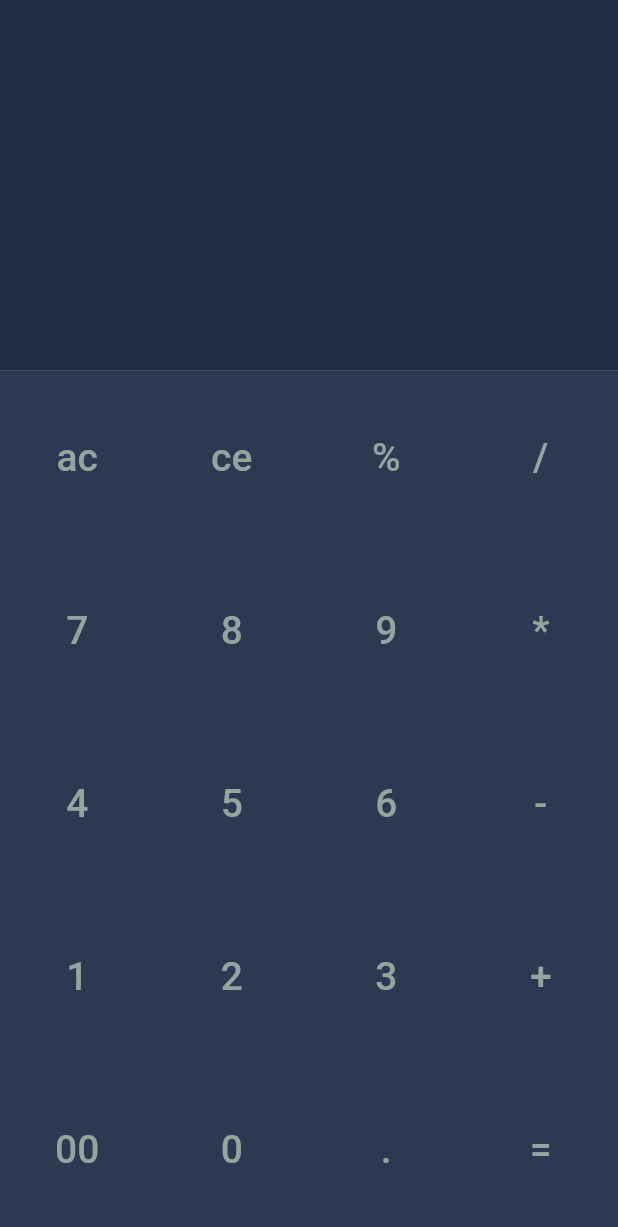
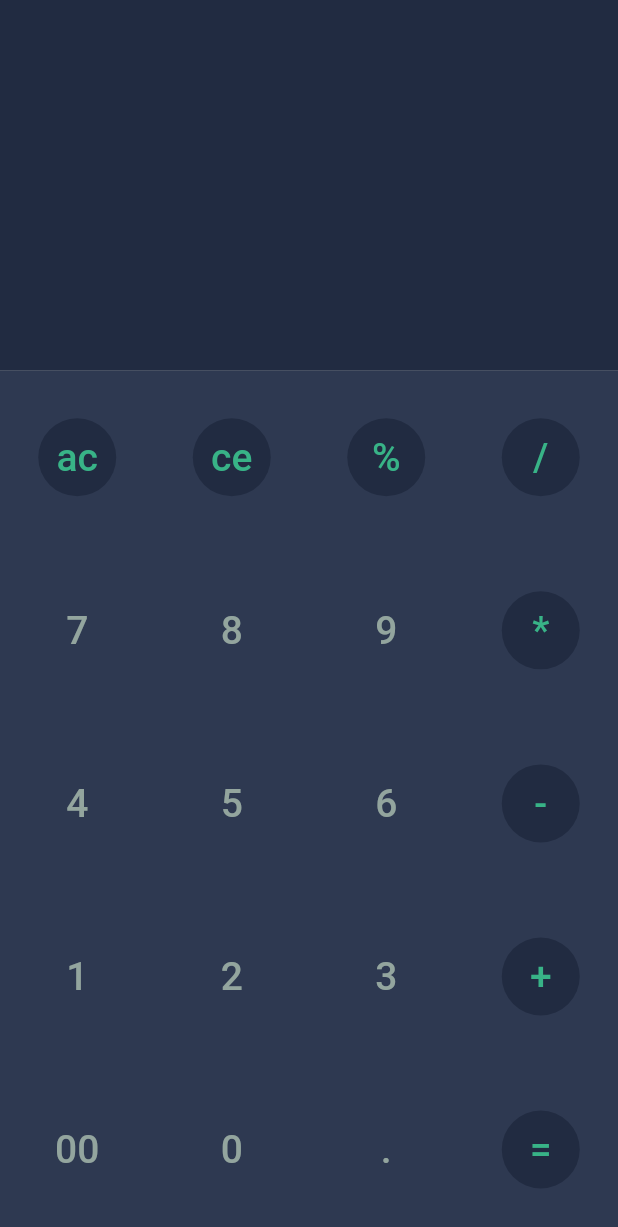
Before and after one commit to RezaMahdinezhad/flutter_calculator_application, a Flutter app: the screen it shows after launch, on a phone screen of 412 x 824 dp. Shown: the top 1227 px of the screen. Run offline on Flutter 3.47's test engine with Material 2 defaults, Android fonts, the phone set to English and light mode, and no system bars; our stand-ins replace hexcolor, math_expressions.

Commit message:
final version

```diff
--- a/lib/main.dart
+++ b/lib/main.dart
@@ -1,20 +1,57 @@
 import 'package:flutter/material.dart';
 
 import 'constants.dart';
+import 'package:math_expressions/math_expressions.dart';
 
 void main() {
-  runApp(Application());
+  runApp(CalculatorApplication());
 }
 
-class Application extends StatelessWidget {
-  const Application({Key? key}) : super(key: key);
+class CalculatorApplication extends StatefulWidget {
+  CalculatorApplication({Key? key}) : super(key: key);
+
+  @override
+  State<CalculatorApplication> createState() => _CalculatorApplicationState();
+}
+
+class _CalculatorApplicationState extends State<CalculatorApplication> {
+  var inputUser = '';
+  var result = '';
+
+  void buttonPressed(String text) {
+    setState(() {
+      inputUser = inputUser + text;
+    });
+  }
 
   Widget getRow(String text1, String text2, String text3, String text4) {
     return Row(
       mainAxisAlignment: MainAxisAlignment.spaceAround,
       children: [
         TextButton(
-          onPressed: () {},
+          style: TextButton.styleFrom(
+              shape: CircleBorder(
+                side: BorderSide(
+                  width: 0,
+                  color: Colors.transparent,
+                ),
+              ),
+              backgroundColor: getButtonBackgroundcolor(text1)),
+          onPressed: () {
+            if (text1 == 'ac') {
+              if (inputUser.length > 0) {
+                setState(() {
+                  inputUser = '';
+                  result = '';
+                });
+              }
+              setState(() {
+                result = '';
+              });
+            } else {
+              buttonPressed(text1);
+            }
+          },
           child: Padding(
             padding: EdgeInsetsDirectional.all(3),
             child: Text(
@@ -22,13 +59,31 @@ class Application extends StatelessWidget {
               textAlign: TextAlign.center,
               style: TextStyle(
                 fontSize: 26,
-                color: textGrey,
+                color: getButtonTextcolor(text1),
               ),
             ),
           ),
         ),
         TextButton(
-          onPressed: () {},
+          style: TextButton.styleFrom(
+              shape: CircleBorder(
+                side: BorderSide(
+                  width: 0,
+                  color: Colors.transparent,
+                ),
+              ),
+              backgroundColor: getButtonBackgroundcolor(text2)),
+          onPressed: () {
+            if (text2 == 'ce') {
+              setState(() {
+                if (inputUser.length > 0) {
+                  inputUser = inputUser.substring(0, inputUser.length - 1);
+                }
+              });
+            } else {
+              buttonPressed(text2);
+            }
+          },
           child: Padding(
             padding: EdgeInsetsDirectional.all(3),
             child: Text(
@@ -36,13 +91,23 @@ class Application extends StatelessWidget {
               textAlign: TextAlign.center,
               style: TextStyle(
                 fontSize: 26,
-                color: textGrey,
+                color: getButtonTextcolor(text2),
               ),
             ),
           ),
         ),
         TextButton(
-          onPressed: () {},
+          style: TextButton.styleFrom(
+              shape: CircleBorder(
+                side: BorderSide(
+                  width: 0,
+                  color: Colors.transparent,
+                ),
+              ),
+              backgroundColor: getButtonBackgroundcolor(text3)),
+          onPressed: () {
+            buttonPressed(text3);
+          },
           child: Padding(
             padding: EdgeInsetsDirectional.all(3),
             child: Text(
@@ -50,13 +115,35 @@ class Application extends StatelessWidget {
               textAlign: TextAlign.center,
               style: TextStyle(
                 fontSize: 26,
-                color: textGrey,
+                color: getButtonTextcolor(text3),
               ),
             ),
           ),
         ),
         TextButton(
-          onPressed: () {},
+          style: TextButton.styleFrom(
+              shape: CircleBorder(
+                side: BorderSide(
+                  width: 0,
+                  color: Colors.transparent,
+                ),
+              ),
+              backgroundColor: getButtonBackgroundcolor(text4)),
+          onPressed: () {
+            if (text4 == '=') {
+              Parser parser = Parser();
+              Expression expression = parser.parse(inputUser);
+              ContextModel contextModel = ContextModel();
+              double eval =
+                  expression.evaluate(EvaluationType.REAL, contextModel);
+
+              setState(() {
+                result = eval.toString();
+              });
+            } else {
+              buttonPressed(text4);
+            }
+          },
           child: Padding(
             padding: EdgeInsetsDirectional.all(3),
             child: Text(
@@ -64,7 +151,7 @@ class Application extends StatelessWidget {
               textAlign: TextAlign.center,
               style: TextStyle(
                 fontSize: 26,
-                color: textGrey,
+                color: getButtonTextcolor(text4),
               ),
             ),
           ),
@@ -85,6 +172,34 @@ class Application extends StatelessWidget {
                 flex: 3,
                 child: Container(
                   color: backgroundGreyDark,
+                  child: Column(
+                    crossAxisAlignment: CrossAxisAlignment.stretch,
+                    children: [
+                      Padding(
+                        padding: const EdgeInsets.all(8.0),
+                        child: Text(
+                          inputUser,
+                          textAlign: TextAlign.end,
+                          style: TextStyle(
+                            fontWeight: FontWeight.bold,
+                            fontSize: 40,
+                            color: textGreen,
+                          ),
+                        ),
+                      ),
+                      Padding(
+                        padding: EdgeInsets.all(8),
+                        child: Text(
+                          result,
+                          style: TextStyle(
+                            color: textGrey,
+                            fontSize: 62,
+                          ),
+                          textAlign: TextAlign.end,
+                        ),
+                      ),
+                    ],
+                  ),
                 ),
               ),
               Expanded(
@@ -109,4 +224,30 @@ class Application extends StatelessWidget {
       ),
     );
   }
+
+  bool isOperator(String text) {
+    var list = ['ac', 'ce', '%', '/', '*', '-', '+', '='];
+    for (var element in list) {
+      if (element == text) {
+        return true;
+      }
+    }
+    return false;
+  }
+
+  Color getButtonBackgroundcolor(String text) {
+    if (isOperator(text)) {
+      return backgroundGreyDark;
+    } else {
+      return backgroundGrey;
+    }
+  }
+
+  Color getButtonTextcolor(String text) {
+    if (isOperator(text)) {
+      return textGreen;
+    } else {
+      return textGrey;
+    }
+  }
 }
--- a/pubspec.yaml
+++ b/pubspec.yaml
@@ -30,7 +30,7 @@ dependencies:
   flutter:
     sdk: flutter
   hexcolor: ^2.0.7
-
+  math_expressions: ^2.3.1
   # The following adds the Cupertino Icons font to your application.
   # Use with the CupertinoIcons class for iOS style icons.
   cupertino_icons: ^1.0.2
```
Also changed, not shown: pubspec.lock.
